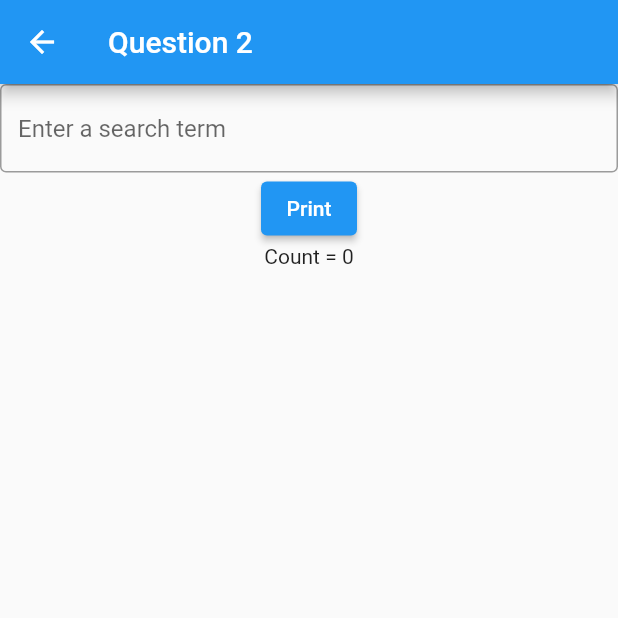
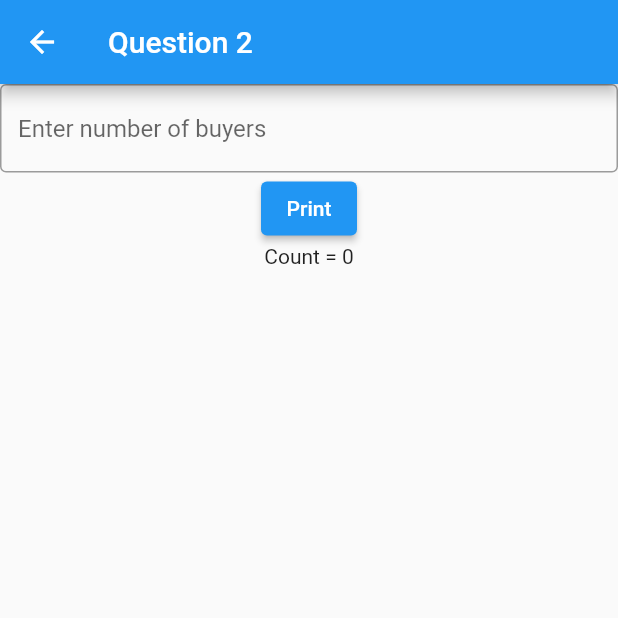
Before and after one commit to phammaity/ProductListFlutter, a Flutter app: the screen it shows after launch, after a tap on "Question 2", on a phone screen of 412 x 824 dp, the top half of it. Run offline on Flutter 3.47's test engine with Material 2 defaults, Android fonts, the phone set to English and light mode, and no system bars; our stand-ins replace bloc, cached_network_image, dio, equatable, flutter_bloc; network calls fail.

Commit message:
update git ignore

```diff
--- a/lib/home/screens/question_two_demo.dart
+++ b/lib/home/screens/question_two_demo.dart
@@ -29,7 +29,7 @@ class QuestionTwoDemo extends StatelessWidget {
             TextField(
               decoration: InputDecoration(
                 border: OutlineInputBorder(),
-                hintText: 'Enter a search term',
+                hintText: 'Enter number of buyers',
               ),
               keyboardType: TextInputType.number,
               controller: _textFieldController,
--- a/lib/main.dart
+++ b/lib/main.dart
@@ -14,6 +14,7 @@ class MyApp extends StatelessWidget {
     return MaterialApp(
         title: 'Flutter test assignment',
         navigatorKey: _navigatorKey,
+        debugShowCheckedModeBanner: false,
         onGenerateRoute: (_) => DemoScreen.route(),
         theme: ThemeData(
           primarySwatch: Colors.blue,
```
Also changed, not shown: lib/components/list_item_view.dart (+7 -3 lines), 3 other files.
